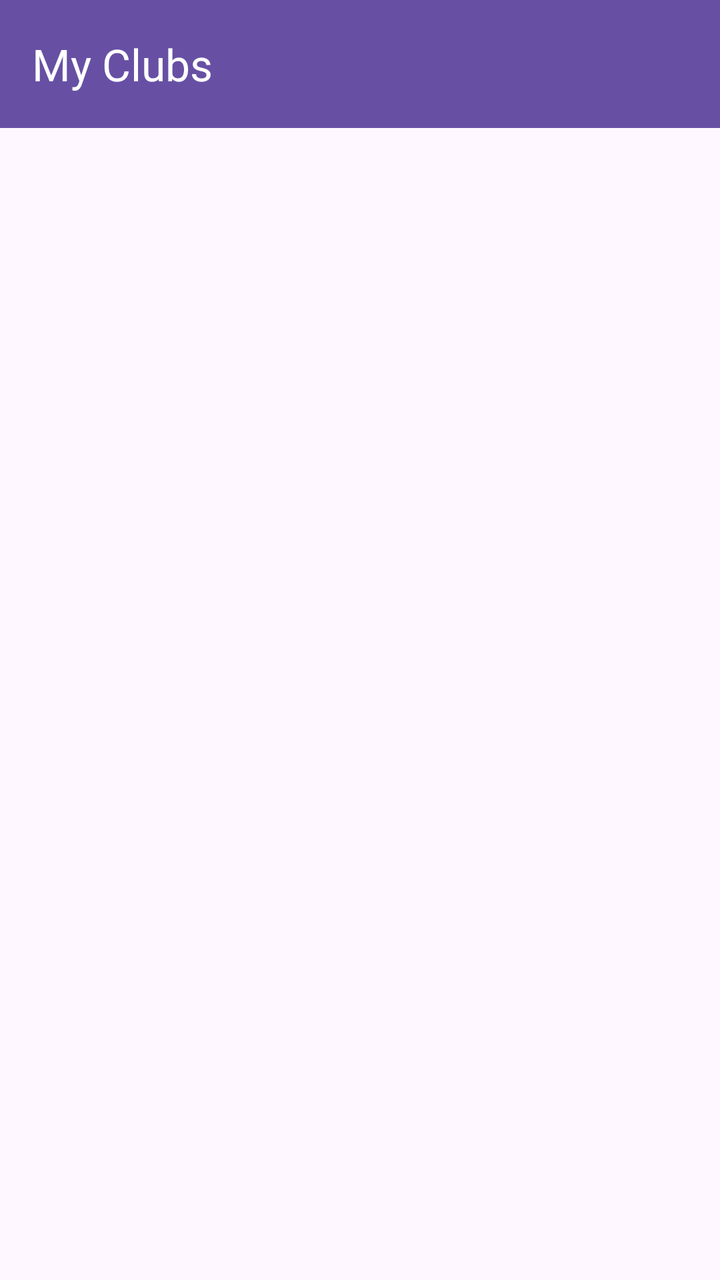
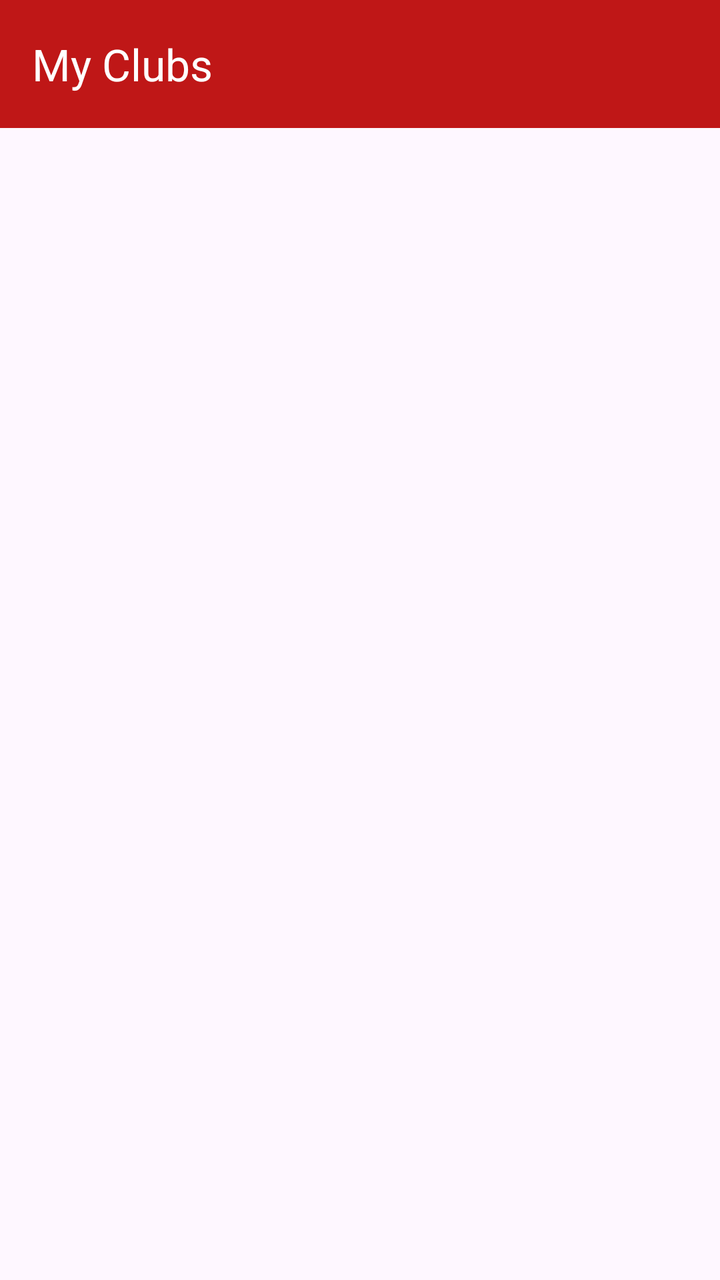

Before-and-after screenshots of an Android layout around one commit, followed by the original layout XML and the change that was made.
<!-- AndroidManifest.xml: application theme Theme.SchoolClubsManagementSystem -->
<!-- res/layout/activity_my_clubs.xml -->
<?xml version="1.0" encoding="utf-8"?>
<LinearLayout xmlns:android="http://schemas.android.com/apk/res/android"
    xmlns:app="http://schemas.android.com/apk/res-auto"
    xmlns:tools="http://schemas.android.com/tools"
    android:id="@+id/main"
    android:layout_width="match_parent"
    android:layout_height="match_parent"
    android:orientation="vertical"
    tools:context=".activities.MyClubsActivity">

    <com.google.android.material.appbar.AppBarLayout
        android:layout_width="match_parent"
        android:layout_height="wrap_content"
        android:theme="@style/ThemeOverlay.AppCompat.Dark.ActionBar">

        <androidx.appcompat.widget.Toolbar
            android:id="@+id/toolbar"
            android:layout_width="match_parent"
            android:layout_height="?attr/actionBarSize"
            android:background="?attr/colorPrimary"
            app:title="My Clubs"
            app:titleTextColor="@android:color/white" />
    </com.google.android.material.appbar.AppBarLayout>

    <androidx.recyclerview.widget.RecyclerView
        android:id="@+id/clubs_recycler_view"
        android:layout_width="match_parent"
        android:layout_height="match_parent"
        android:clipToPadding="false"
        android:padding="16dp"
        android:scrollbars="vertical" />

</LinearLayout>
<!-- resources referenced by this layout -->
<resources>
  <style name="Theme.SchoolClubsManagementSystem" parent="Base.Theme.SchoolClubsManagementSystem" />
  <style name="Base.Theme.SchoolClubsManagementSystem" parent="Theme.Material3.DayNight.NoActionBar">
          
          
      </style>
</resources>

<!-- the commit's change to res/layout/activity_my_clubs.xml (unified diff, before → after) -->
@@ -17,7 +17,7 @@
             android:id="@+id/toolbar"
             android:layout_width="match_parent"
             android:layout_height="?attr/actionBarSize"
-            android:background="?attr/colorPrimary"
+            android:background="@color/red"
             app:title="My Clubs"
             app:titleTextColor="@android:color/white" />
     </com.google.android.material.appbar.AppBarLayout>
<!-- resource entries referenced after the edit -->
@@ -1,9 +1,11 @@
 <!-- resources referenced by this layout -->
 <resources>
+  <color name="red">#BF1717</color>
   <style name="Theme.SchoolClubsManagementSystem" parent="Base.Theme.SchoolClubsManagementSystem" />
   <style name="Base.Theme.SchoolClubsManagementSystem" parent="Theme.Material3.DayNight.NoActionBar">
           
-          
+          <item name="colorPrimary">@color/red</item>
+  
       </style>
 </resources>
 
